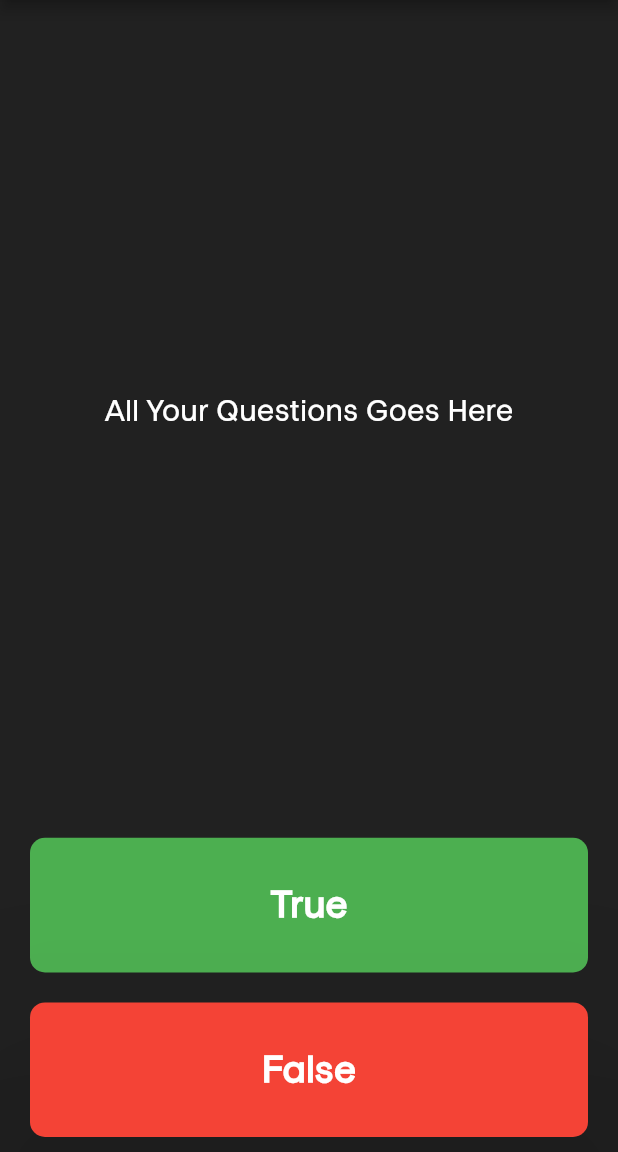
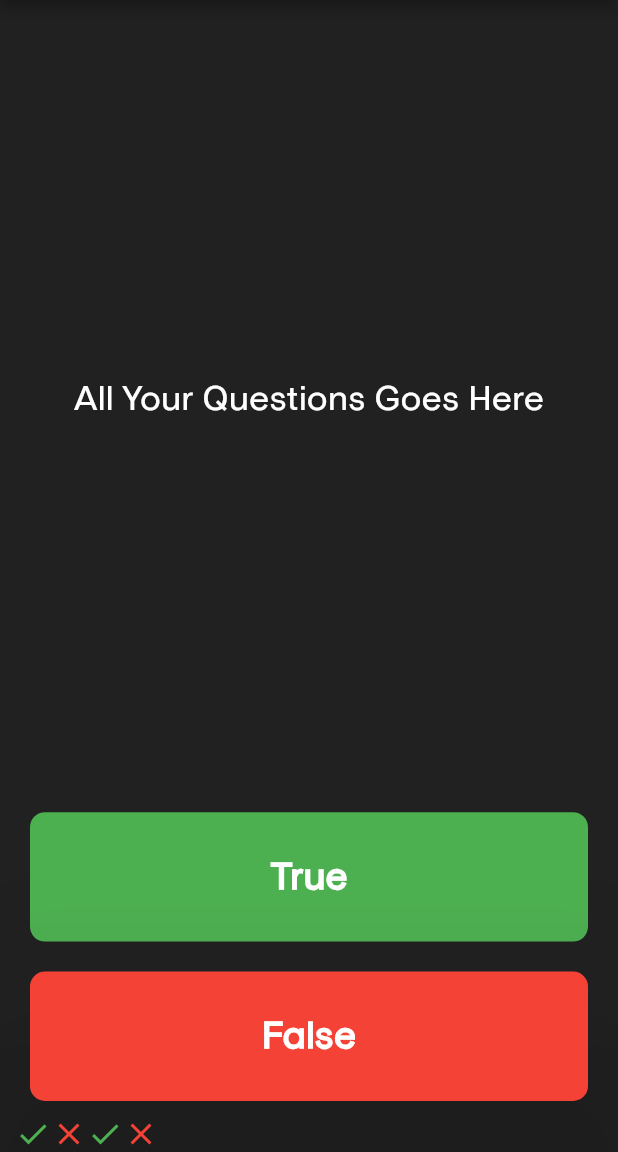
Before and after one commit to manoharacharyaa/quizzler, a Flutter app: the screen it shows after launch, on a phone screen of 412 x 824 dp, the part 84-1236 px from its top. Run offline on Flutter 3.47's test engine with Material 2 defaults, Android fonts, the phone set to English and light mode, and no system bars.

Commit message:
second commit

```diff
--- a/lib/main.dart
+++ b/lib/main.dart
@@ -60,7 +60,7 @@ class _QuizPageState extends State<QuizPage> {
                 style: TextStyle(
                   color: Colors.white,
                   fontFamily: 'EuropaNuova',
-                  fontSize: 20,
+                  fontSize: 23,
                 ),
               ),
             ),
@@ -124,6 +124,26 @@ class _QuizPageState extends State<QuizPage> {
             ),
           ),
         ),
+        Row(
+          children: [
+            Icon(
+              Icons.check,
+              color: Colors.green,
+            ),
+            Icon(
+              Icons.close,
+              color: Colors.red,
+            ),
+            Icon(
+              Icons.check,
+              color: Colors.green,
+            ),
+            Icon(
+              Icons.close,
+              color: Colors.red,
+            ),
+          ],
+        ),
       ],
     );
   }
```
